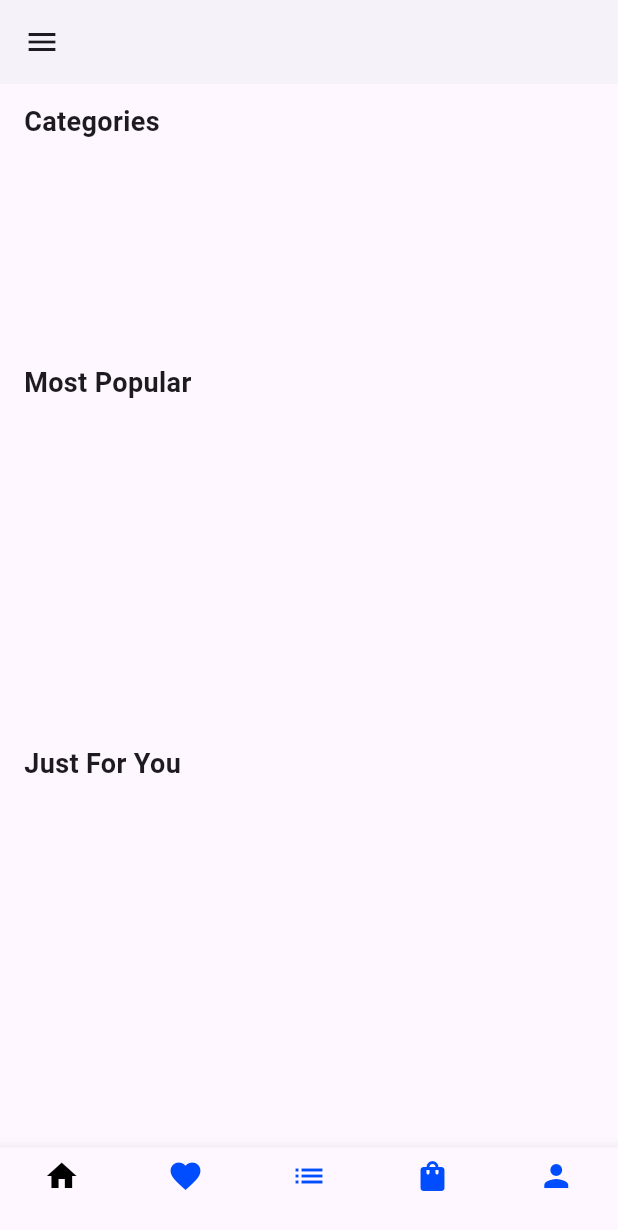
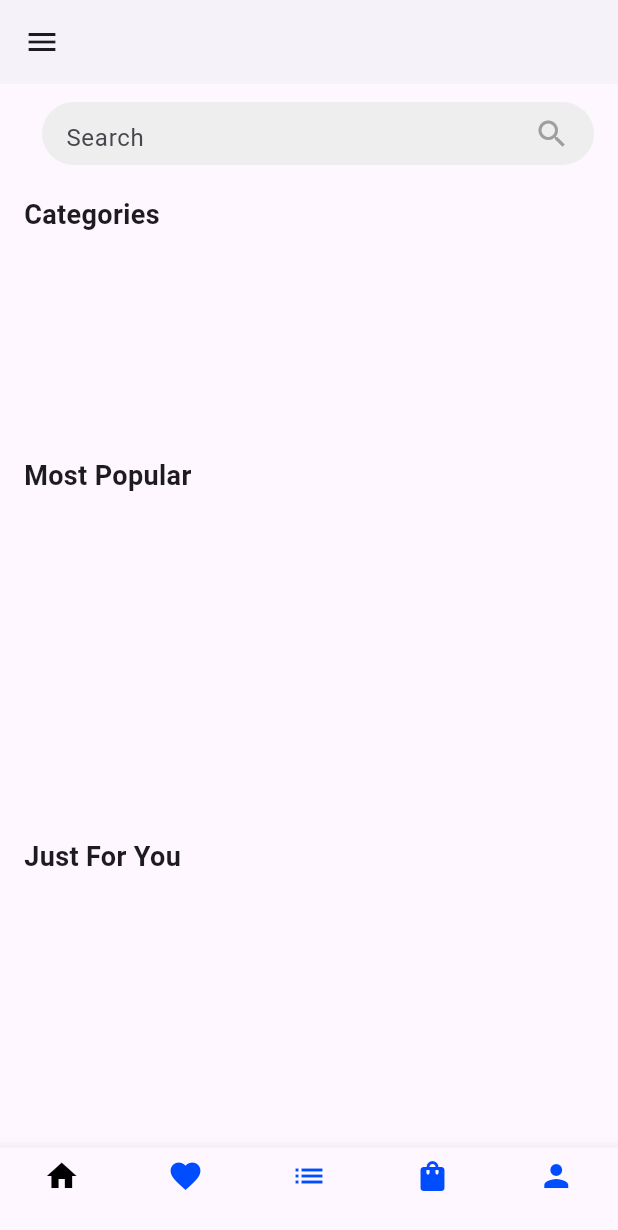
Before and after one commit to JosePabloSG/quickstore_app, a Flutter app: the screen it shows once a user with an empty profile is signed in, on a phone screen of 412 x 824 dp. Shown: the top 1230 px of the screen. Run offline on Flutter 3.47's test engine with Material 3 defaults, Android fonts, the phone set to English and light mode, and no system bars; our stand-ins replace cached_network_image, dio, firebase_auth, firebase_core, flutter_secure_storage, flutter_svg and 2 more; accounts and stored records are empty; network calls fail.

```diff
--- a/lib/main.dart
+++ b/lib/main.dart
@@ -10,6 +10,8 @@ import 'firebase_options.dart';
 import 'package:firebase_core/firebase_core.dart';
 import 'package:firebase_auth/firebase_auth.dart';
 import 'package:quickstore_app/providers/category_provider.dart';
+import 'package:quickstore_app/providers/search_provider.dart';
+
 void main() async {
   try {
     WidgetsFlutterBinding.ensureInitialized();
@@ -29,6 +31,7 @@ void main() async {
           ChangeNotifierProvider(create: (_) => ProductProvider()),
           ChangeNotifierProvider(create: (_) => CategoryProvider()),
           ChangeNotifierProvider(create: (_) => CartProvider()),
+          ChangeNotifierProvider(create: (_) => SearchProvider()),
         ],
         child: const MyApp(),
       ),
@@ -44,6 +47,7 @@ void main() async {
     );
   }
 }
+
 class MyApp extends StatelessWidget {
   const MyApp({super.key});
   @override
--- /dev/null
+++ b/lib/providers/search_provider.dart
@@ -0,0 +1,28 @@
+import 'package:flutter/material.dart';
+
+class SearchProvider extends ChangeNotifier {
+  String _query = '';
+  final List<String> _history = [];
+
+  String get query => _query;
+  List<String> get history => List.unmodifiable(_history);
+  bool get isQueryEmpty => _query.trim().isEmpty;
+
+  void updateQuery(String value) {
+    _query = value;
+    notifyListeners();
+  }
+
+  void addToHistory(String term) {
+    if (term.isNotEmpty && !_history.contains(term)) {
+      _history.insert(0, term);
+      if (_history.length > 10) _history.removeLast();
+      notifyListeners();
+    }
+  }
+
+  void clearHistory() {
+    _history.clear();
+    notifyListeners();
+  }
+}
--- a/lib/screens/home_screen.dart
+++ b/lib/screens/home_screen.dart
@@ -10,6 +10,9 @@ import '../widgets/category_menu.dart';
 import '../widgets/product_grid_item.dart';
 import '../widgets_shimmer/category_menu_shimmer.dart';
 import '../widgets_shimmer/product_grid_item_shimmer.dart';
+import '../widgets/search_bar.dart';
+import '../providers/search_provider.dart';
+import '../widgets/search_history_list.dart';
 
 class HomeScreen extends StatefulWidget {
   const HomeScreen({super.key});
@@ -33,11 +36,13 @@ class _HomeScreenState extends State<HomeScreen> {
     final productProvider = context.watch<ProductProvider>();
     final categoryProvider = context.watch<CategoryProvider>();
     final products = productProvider.products;
-    final popularProducts = products.take(5).toList(); //cambiarlo
+    final filteredProducts = productProvider.filteredProducts;
+    final popularProducts = products.take(5).toList();
+
     return Scaffold(
       appBar: AppBar(
         titleSpacing: 0,
-        title: Padding(padding: const EdgeInsets.only(left: 12)),
+        title: const Padding(padding: EdgeInsets.only(left: 12)),
         backgroundColor: Colors.white,
         elevation: 2,
       ),
@@ -88,17 +93,12 @@ class _HomeScreenState extends State<HomeScreen> {
                 );
 
                 if (shouldLogout == true) {
-                  await AuthService()
-                      .signOut(); //
-                  //final token = await AuthService().getStoredToken();
-                  //print(
-                    //'🔍 Token después de logout: $token',
-                  //); // Esto debe ser null
+                  await AuthService().signOut();
                   if (!context.mounted) return;
-
                   Navigator.of(context).pushAndRemoveUntil(
                     MaterialPageRoute(
-                      builder: (_) => const LoginScreen(showLogoutMessage: true)
+                      builder:
+                          (_) => const LoginScreen(showLogoutMessage: true),
                     ),
                     (route) => false,
                   );
@@ -110,15 +110,29 @@ class _HomeScreenState extends State<HomeScreen> {
       ),
       body: Padding(
         padding: const EdgeInsets.symmetric(horizontal: 16.0, vertical: 12),
+        child: SingleChildScrollView(
           child: Column(
             crossAxisAlignment: CrossAxisAlignment.start,
             children: [
+              // Barra de búsqueda
+              SearchBarWidget(
+                onSearch: (query) {
+                  context.read<ProductProvider>().filterProducts(query);
+                },
+              ),
+              // Historial de búsqueda
+              SearchHistoryList(
+                onTapHistory: (term) {
+                  context.read<SearchProvider>().updateQuery(term);
+                  context.read<ProductProvider>().filterProducts(term);
+                },
+              ),
+              const SizedBox(height: 20),
               const Text(
                 'Categories',
                 style: TextStyle(fontSize: 18, fontWeight: FontWeight.w600),
               ),
               const SizedBox(height: 8),
-            // Carrusel de categorías
               categoryProvider.isLoading
                   ? const CategoryMenuShimmer()
                   : const CategoryMenu(),
@@ -132,6 +146,8 @@ class _HomeScreenState extends State<HomeScreen> {
                 height: 200,
                 child: ListView.builder(
                   scrollDirection: Axis.horizontal,
+                  shrinkWrap: true,
+                  physics: const ClampingScrollPhysics(),
                   itemCount: popularProducts.length,
                   itemBuilder:
                       (context, index) =>
@@ -144,13 +160,15 @@ class _HomeScreenState extends State<HomeScreen> {
                 style: TextStyle(fontSize: 18, fontWeight: FontWeight.w600),
               ),
               const SizedBox(height: 8),
-            Expanded(
+              SizedBox(
+                height: MediaQuery.of(context).size.height * 0.6,
                 child:
                     productProvider.isLoading
                         ? _buildGridShimmer()
-                      : _buildGridView(products),
+                        : _buildGridView(filteredProducts),
               ),
             ],
+          ),
         ),
       ),
     );
--- /dev/null
+++ b/lib/widgets/search_bar.dart
@@ -0,0 +1,56 @@
+import 'package:flutter/material.dart';
+import 'package:provider/provider.dart';
+import '../providers/search_provider.dart';
+
+class SearchBarWidget extends StatelessWidget {
+  final void Function(String)? onSearch;
+
+  const SearchBarWidget({super.key, this.onSearch});
+
+  @override
+  Widget build(BuildContext context) {
+    final searchProvider = Provider.of<SearchProvider>(context);
+
+    return Row(
+      children: [
+        //const CircleAvatar(
+        // radius: 22,
+        // backgroundColor: Colors.white,
+        //child: Icon(Icons.menu, color: Colors.blue),
+        // ),
+        //
+        const SizedBox(width: 12),
+        Expanded(
+          child: Container(
+            height: 42,
+            padding: const EdgeInsets.symmetric(horizontal: 16),
+            decoration: BoxDecoration(
+              color: Colors.grey[200],
+              borderRadius: BorderRadius.circular(24),
+            ),
+            child: Row(
+              children: [
+                Expanded(
+                  child: TextField(
+                    onChanged: (value) {
+                      searchProvider.updateQuery(value);
+                      if (onSearch != null) onSearch!(value);
+                    },
+                    onSubmitted: (value) {
+                      searchProvider.addToHistory(value);
+                    },
+                    decoration: const InputDecoration(
+                      border: InputBorder.none,
+                      hintText: 'Search',
+                    ),
+                  ),
+                ),
+                const Icon(Icons.search, color: Colors.grey),
+              ],
+            ),
+          ),
+        ),
+      ],
+    );
+  }
+}
```
Also changed, not shown: lib/providers/product_provider.dart (+25 -3 lines), lib/widgets/search_history_list.dart (added, +46 -0 lines). Lines whose indentation alone changed are shown as unchanged.
